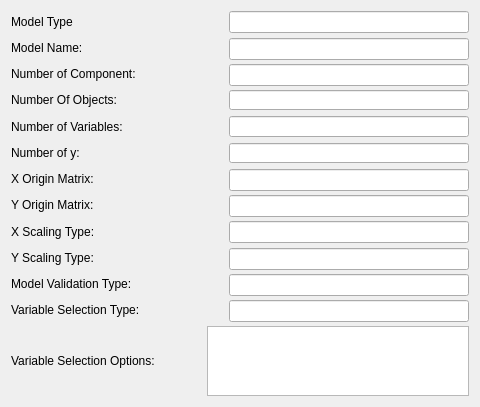
Old version of the form src/ModelInfo.ui in the repository gmrandazzo/QStudioMetrics.
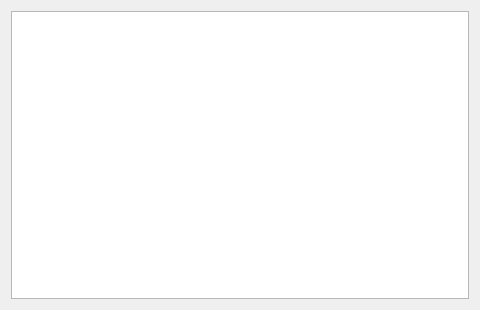
New version of the form.

Commit message: Added SQLite support to file export; improved hash generation for matrix,array and models; fixed some crash; removed the UPCA UPLS unused code.

What changed in the file:
```diff
--- a/src/ModelInfo.ui
+++ b/src/ModelInfo.ui
@@ -7,7 +7,7 @@
     <x>0</x>
     <y>0</y>
     <width>480</width>
-    <height>407</height>
+    <height>310</height>
    </rect>
   </property>
   <property name="minimumSize">
@@ -26,470 +26,8 @@
    <string>Model Info</string>
   </property>
   <layout class="QGridLayout" name="gridLayout">
-   <item row="0" column="0" colspan="3">
-    <layout class="QGridLayout" name="gridLayout_2">
-     <item row="0" column="0">
-      <widget class="QLabel" name="modtypelabel">
-       <property name="text">
-        <string>Model Type</string>
-       </property>
-      </widget>
-     </item>
-     <item row="0" column="1" colspan="4">
-      <spacer name="horizontalSpacer_2">
-       <property name="orientation">
-        <enum>Qt::Horizontal</enum>
-       </property>
-       <property name="sizeType">
-        <enum>QSizePolicy::Fixed</enum>
-       </property>
-       <property name="sizeHint" stdset="0">
-        <size>
-         <width>98</width>
-         <height>20</height>
-        </size>
-       </property>
-      </spacer>
-     </item>
-     <item row="0" column="5">
-      <widget class="QLineEdit" name="modtype">
-       <property name="minimumSize">
-        <size>
-         <width>200</width>
-         <height>22</height>
-        </size>
-       </property>
-       <property name="alignment">
-        <set>Qt::AlignRight|Qt::AlignTrailing|Qt::AlignVCenter</set>
-       </property>
-       <property name="readOnly">
-        <bool>true</bool>
-       </property>
-      </widget>
-     </item>
-     <item row="1" column="0">
-      <widget class="QLabel" name="modnamelabel">
-       <property name="text">
-        <string>Model Name: </string>
-       </property>
-      </widget>
-     </item>
-     <item row="1" column="1" colspan="4">
-      <spacer name="horizontalSpacer">
-       <property name="orientation">
-        <enum>Qt::Horizontal</enum>
-       </property>
-       <property name="sizeType">
-        <enum>QSizePolicy::Fixed</enum>
-       </property>
-       <property name="sizeHint" stdset="0">
-        <size>
-         <width>108</width>
-         <height>20</height>
-        </size>
-       </property>
-      </spacer>
-     </item>
-     <item row="1" column="5">
-      <widget class="QLineEdit" name="modname">
-       <property name="minimumSize">
-        <size>
-         <width>200</width>
-         <height>22</height>
-        </size>
-       </property>
-       <property name="alignment">
-        <set>Qt::AlignRight|Qt::AlignTrailing|Qt::AlignVCenter</set>
-       </property>
-       <property name="readOnly">
-        <bool>true</bool>
-       </property>
-      </widget>
-     </item>
-     <item row="2" column="0" colspan="4">
-      <widget class="QLabel" name="nodpcnumlabel">
-       <property name="text">
-        <string>Number of Component:</string>
-       </property>
-      </widget>
-     </item>
-     <item row="2" column="4">
-      <spacer name="horizontalSpacer_3">
-       <property name="orientation">
-        <enum>Qt::Horizontal</enum>
-       </property>
-       <property name="sizeType">
-        <enum>QSizePolicy::Fixed</enum>
-       </property>
-       <property name="sizeHint" stdset="0">
-        <size>
-         <width>40</width>
-         <height>20</height>
-        </size>
-       </property>
-      </spacer>
-     </item>
-     <item row="2" column="5">
-      <widget class="QLineEdit" name="modnpc">
-       <property name="minimumSize">
-        <size>
-         <width>200</width>
-         <height>22</height>
-        </size>
-       </property>
-       <property name="alignment">
-        <set>Qt::AlignRight|Qt::AlignTrailing|Qt::AlignVCenter</set>
-       </property>
-       <property name="readOnly">
-        <bool>true</bool>
-       </property>
-      </widget>
-     </item>
-     <item row="3" column="0" colspan="3">
-      <widget class="QLabel" name="label">
-       <property name="text">
-        <string>Number Of Objects:</string>
-       </property>
-      </widget>
-     </item>
-     <item row="3" column="3" colspan="2">
-      <spacer name="horizontalSpacer_11">
-       <property name="orientation">
-        <enum>Qt::Horizontal</enum>
-       </property>
-       <property name="sizeHint" stdset="0">
-        <size>
-         <width>40</width>
-         <height>20</height>
-        </size>
-       </property>
-      </spacer>
-     </item>
-     <item row="3" column="5">
-      <widget class="QLineEdit" name="nobjects">
-       <property name="alignment">
-        <set>Qt::AlignRight|Qt::AlignTrailing|Qt::AlignVCenter</set>
-       </property>
-      </widget>
-     </item>
-     <item row="4" column="0" colspan="3">
-      <widget class="QLabel" name="label_2">
-       <property name="text">
-        <string>Number of Variables:</string>
-       </property>
-      </widget>
-     </item>
-     <item row="4" column="3" colspan="2">
-      <spacer name="horizontalSpacer_12">
-       <property name="orientation">
-        <enum>Qt::Horizontal</enum>
-       </property>
-       <property name="sizeHint" stdset="0">
-        <size>
-         <width>40</width>
-         <height>20</height>
-        </size>
-       </property>
-      </spacer>
-     </item>
-     <item row="4" column="5">
-      <widget class="QLineEdit" name="nvariables">
-       <property name="alignment">
-        <set>Qt::AlignRight|Qt::AlignTrailing|Qt::AlignVCenter</set>
-       </property>
-       <property name="readOnly">
-        <bool>true</bool>
-       </property>
-      </widget>
-     </item>
-     <item row="5" column="0" colspan="3">
-      <widget class="QLabel" name="label_3">
-       <property name="text">
-        <string>Number of y:</string>
-       </property>
-      </widget>
-     </item>
-     <item row="5" column="3" colspan="2">
-      <spacer name="horizontalSpacer_13">
-       <property name="orientation">
-        <enum>Qt::Horizontal</enum>
-       </property>
-       <property name="sizeHint" stdset="0">
-        <size>
-         <width>40</width>
-         <height>20</height>
-        </size>
-       </property>
-      </spacer>
-     </item>
-     <item row="5" column="5">
-      <widget class="QLineEdit" name="nyvariables">
-       <property name="alignment">
-        <set>Qt::AlignRight|Qt::AlignTrailing|Qt::AlignVCenter</set>
-       </property>
-      </widget>
-     </item>
-     <item row="6" column="0" colspan="2">
-      <widget class="QLabel" name="modxoriglabel">
-       <property name="text">
-        <string>X Origin Matrix:</string>
-       </property>
-      </widget>
-     </item>
-     <item row="6" column="2" colspan="3">
-      <spacer name="horizontalSpacer_7">
-       <property name="orientation">
-        <enum>Qt::Horizontal</enum>
-       </property>
-       <property name="sizeType">
-        <enum>QSizePolicy::Fixed</enum>
-       </property>
-       <property name="sizeHint" stdset="0">
-        <size>
-         <width>108</width>
-         <height>20</height>
-        </size>
-       </property>
-      </spacer>
-     </item>
-     <item row="6" column="5">
-      <widget class="QLineEdit" name="modxorig">
-       <property name="minimumSize">
-        <size>
-         <width>200</width>
-         <height>22</height>
-        </size>
-       </property>
-       <property name="alignment">
-        <set>Qt::AlignRight|Qt::AlignTrailing|Qt::AlignVCenter</set>
-       </property>
-       <property name="readOnly">
-        <bool>true</bool>
-       </property>
-      </widget>
-     </item>
-     <item row="7" column="0" colspan="2">
-      <widget class="QLabel" name="modyoriglabel">
-       <property name="text">
-        <string>Y Origin Matrix:</string>
-       </property>
-      </widget>
-     </item>
-     <item row="7" column="2" colspan="3">
-      <spacer name="horizontalSpacer_8">
-       <property name="orientation">
-        <enum>Qt::Horizontal</enum>
-       </property>
-       <property name="sizeType">
-        <enum>QSizePolicy::Fixed</enum>
-       </property>
-       <property name="sizeHint" stdset="0">
-        <size>
-         <width>108</width>
-         <height>20</height>
-        </size>
-       </property>
-      </spacer>
-     </item>
-     <item row="7" column="5">
-      <widget class="QLineEdit" name="modyorig">
-       <property name="minimumSize">
-        <size>
-         <width>200</width>
-         <height>22</height>
-        </size>
-       </property>
-       <property name="alignment">
-        <set>Qt::AlignRight|Qt::AlignTrailing|Qt::AlignVCenter</set>
-       </property>
-       <property name="readOnly">
-        <bool>true</bool>
-       </property>
-      </widget>
-     </item>
-     <item row="8" column="0" colspan="2">
-      <widget class="QLabel" name="modxscalinglabel">
-       <property name="text">
-        <string>X Scaling Type:</string>
-       </property>
-      </widget>
-     </item>
-     <item row="8" column="2" colspan="3">
-      <spacer name="horizontalSpacer_4">
-       <property name="orientation">
-        <enum>Qt::Horizontal</enum>
-       </property>
-       <property name="sizeType">
-        <enum>QSizePolicy::Fixed</enum>
-       </property>
-       <property name="sizeHint" stdset="0">
-        <size>
-         <width>108</width>
-         <height>20</height>
-        </size>
-       </property>
-      </spacer>
-     </item>
-     <item row="8" column="5">
-      <widget class="QLineEdit" name="modxscaling">
-       <property name="minimumSize">
-        <size>
-         <width>200</width>
-         <height>22</height>
-        </size>
-       </property>
-       <property name="alignment">
-        <set>Qt::AlignRight|Qt::AlignTrailing|Qt::AlignVCenter</set>
-       </property>
-       <property name="readOnly">
-        <bool>true</bool>
-       </property>
-      </widget>
-     </item>
-     <item row="9" column="0" colspan="2">
-      <widget class="QLabel" name="modyscalinglabel">
-       <property name="text">
-        <string>Y Scaling Type:</string>
-       </property>
-      </widget>
-     </item>
-     <item row="9" column="2" colspan="3">
-      <spacer name="horizontalSpacer_5">
-       <property name="orientation">
-        <enum>Qt::Horizontal</enum>
-       </property>
-       <property name="sizeType">
-        <enum>QSizePolicy::Fixed</enum>
-       </property>
-       <property name="sizeHint" stdset="0">
-        <size>
-         <width>108</width>
-         <height>20</height>
-        </size>
-       </property>
-      </spacer>
-     </item>
-     <item row="9" column="5">
-      <widget class="QLineEdit" name="modyscaling">
-       <property name="minimumSize">
-        <size>
-         <width>200</width>
-         <height>22</height>
-        </size>
-       </property>
-       <property name="alignment">
-        <set>Qt::AlignRight|Qt::AlignTrailing|Qt::AlignVCenter</set>
-       </property>
-       <property name="readOnly">
-        <bool>true</bool>
-       </property>
-      </widget>
-     </item>
-     <item row="10" column="0" colspan="4">
-      <widget class="QLabel" name="modvalidtypelabel">
-       <property name="text">
-        <string>Model Validation Type:</string>
-       </property>
-      </widget>
-     </item>
-     <item row="10" column="4">
-      <spacer name="horizontalSpacer_6">
-       <property name="orientation">
-        <enum>Qt::Horizontal</enum>
-       </property>
-       <property name="sizeType">
-        <enum>QSizePolicy::Fixed</enum>
-       </property>
-       <property name="sizeHint" stdset="0">
-        <size>
-         <width>40</width>
-         <height>20</height>
-        </size>
-       </property>
-      </spacer>
-     </item>
-     <item row="10" column="5">
-      <widget class="QLineEdit" name="modvalidtype">
-       <property name="minimumSize">
-        <size>
-         <width>200</width>
-         <height>22</height>
-        </size>
-       </property>
-       <property name="alignment">
-        <set>Qt::AlignRight|Qt::AlignTrailing|Qt::AlignVCenter</set>
-       </property>
-       <property name="readOnly">
-        <bool>true</bool>
-       </property>
-      </widget>
-     </item>
-     <item row="11" column="0" colspan="4">
-      <widget class="QLabel" name="varseltypelabel">
-       <property name="text">
-        <string>Variable Selection Type:</string>
-       </property>
-      </widget>
-     </item>
-     <item row="11" column="4">
-      <spacer name="horizontalSpacer_9">
-       <property name="orientation">
-        <enum>Qt::Horizontal</enum>
-       </property>
-       <property name="sizeType">
-        <enum>QSizePolicy::Fixed</enum>
-       </property>
-       <property name="sizeHint" stdset="0">
-        <size>
-         <width>40</width>
-         <height>20</height>
-        </size>
-       </property>
-      </spacer>
-     </item>
-     <item row="11" column="5">
-      <widget class="QLineEdit" name="varselalgorithm">
-       <property name="minimumSize">
-        <size>
-         <width>200</width>
-         <height>22</height>
-        </size>
-       </property>
-       <property name="alignment">
-        <set>Qt::AlignRight|Qt::AlignTrailing|Qt::AlignVCenter</set>
-       </property>
-       <property name="readOnly">
-        <bool>true</bool>
-       </property>
-      </widget>
-     </item>
-    </layout>
-   </item>
-   <item row="1" column="1">
-    <spacer name="horizontalSpacer_10">
-     <property name="orientation">
-      <enum>Qt::Horizontal</enum>
-     </property>
-     <property name="sizeType">
-      <enum>QSizePolicy::Fixed</enum>
-     </property>
-     <property name="sizeHint" stdset="0">
-      <size>
-       <width>40</width>
-       <height>20</height>
-      </size>
-     </property>
-    </spacer>
-   </item>
-   <item row="1" column="0">
-    <widget class="QLabel" name="varseloptionslabel">
-     <property name="text">
-      <string>&lt;html&gt;&lt;head/&gt;&lt;body&gt;&lt;p&gt;Variable Selection Options:&lt;/p&gt;&lt;/body&gt;&lt;/html&gt;</string>
-     </property>
-    </widget>
-   </item>
-   <item row="1" column="2">
-    <widget class="QTextEdit" name="varseloptions">
+   <item row="0" column="0">
+    <widget class="QTextEdit" name="textEdit">
      <property name="readOnly">
       <bool>true</bool>
      </property>
```
The commit also changes 42 other files.
